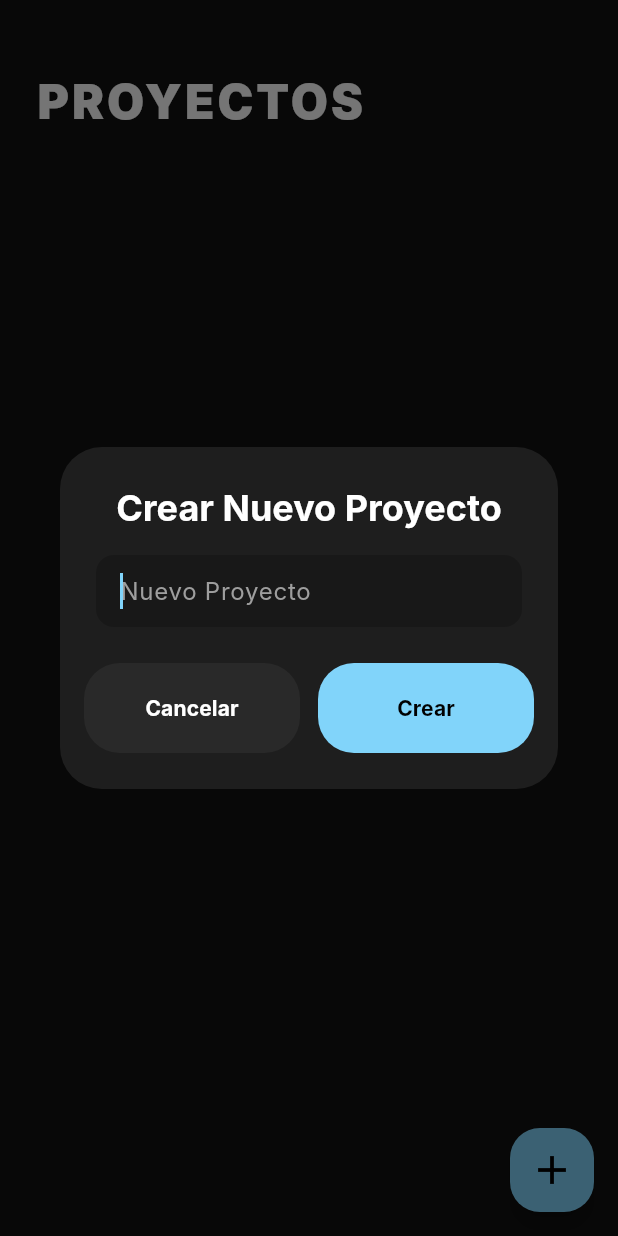
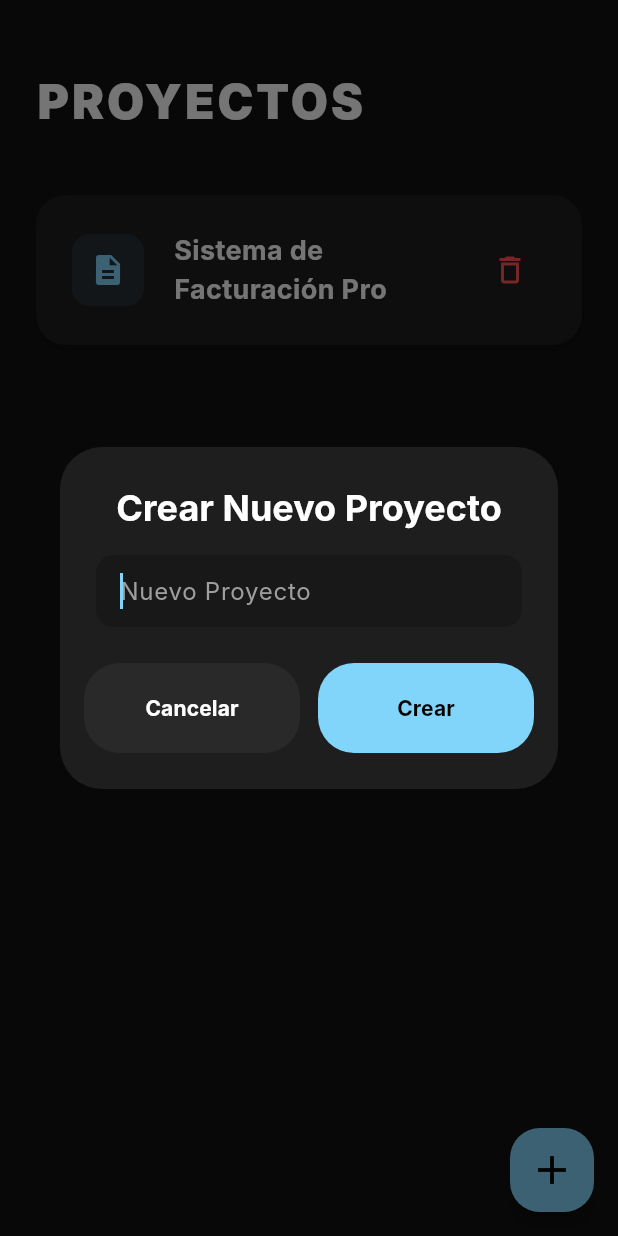
Before and after one commit to joaquin018/facturas_app, a Flutter app: the screen it shows after launch, after a tap on the "add" icon, on a phone screen of 412 x 824 dp. Run offline on Flutter 3.47's test engine with Material 3 defaults, Android fonts, the phone set to English and light mode, and no system bars; our stand-ins replace sqflite; accounts and stored records are empty; Roboto replaces fonts that are missing (Inter).

Commit message:
Restaurar ejemplo v5 y eliminar botones innecesarios

```diff
--- a/lib/main.dart
+++ b/lib/main.dart
@@ -2,6 +2,30 @@ import 'package:flutter/material.dart';
 import 'package:sqflite/sqflite.dart';
 import 'package:path/path.dart' as p;
 import 'dart:convert';
+
+const String exampleProjectCode = """proyecto: Sistema de Facturación Pro
+
+tabs: Instalación
+  seccion: Materiales Básicos
+    item: Caja Embutida | opciones: 14, 16, 22, 24 | tipo: numerico
+    item: cable 2.5mm | opciones: Rojo, Verde, Blanco | tipo: numerico
+    item: térmico 25A | tipo: numerico
+
+  seccion: Cálculos de Prueba
+    // Caso 1: Solo variables internas (Crea dos cuadros de entrada)
+    item: variable + variable = Subtotal Local
+
+    // Caso 2: Variable + Referencia a un ítem global
+    item: variable + térmico 25A = Total con Térmico
+
+    // Caso 3: Variable + Total de una sección completa
+    item: variable * Materiales Básicos = Multiplicador Sección
+
+tabs: Avanzado
+  seccion: Desambiguación
+    // Caso 4: Referencia específica Sección(Ítem)
+    item: variable + Materiales Básicos(cable 2.5mm) = Precisión Total""";
+
 
 void main() {
   runApp(const FacturasApp());
@@ -432,7 +456,19 @@ class _ProjectListScreenState extends State<ProjectListScreen> {
 
   Future<void> _refreshProjects() async {
     setState(() => _isLoading = true);
-    final projects = await DatabaseHelper.instance.getAllProjects();
+    var projects = await DatabaseHelper.instance.getAllProjects();
+
+    if (projects.isEmpty) {
+      // Seed with v5 example project
+      final exampleProject = SavedProject(
+        name: "Sistema de Facturación Pro",
+        code: exampleProjectCode,
+        valuesJson: "{}",
+      );
+      await DatabaseHelper.instance.createProject(exampleProject);
+      projects = await DatabaseHelper.instance.getAllProjects();
+    }
+
     setState(() {
       _projects = projects;
       _isLoading = false;
@@ -1028,6 +1064,7 @@ class _EditorScreenState extends State<EditorScreen> {
       appBar: AppBar(
         toolbarHeight: 50,
         backgroundColor: Colors.black45,
+        automaticallyImplyLeading: false,
         title: Row(
           mainAxisAlignment: MainAxisAlignment.center,
           children: [
@@ -1504,10 +1541,6 @@ class _PreviewScreenState extends State<PreviewScreen> {
                         fontSize: 24,
                       ),
                     ),
-                    leading: IconButton(
-                      icon: const Icon(Icons.arrow_back),
-                      onPressed: widget.onBack,
-                    ),
                     actions: [
                       IconButton(
                         icon: const Icon(Icons.share_outlined),
```
